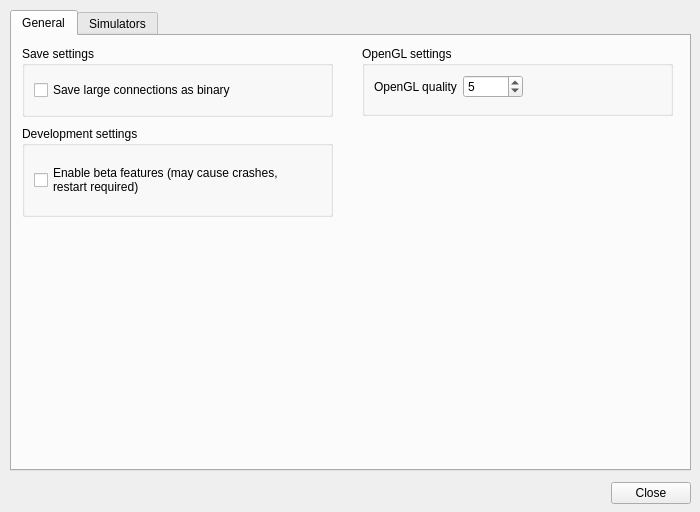
SpineML/SpineCreator, file editsimulators.ui: the form before one commit.
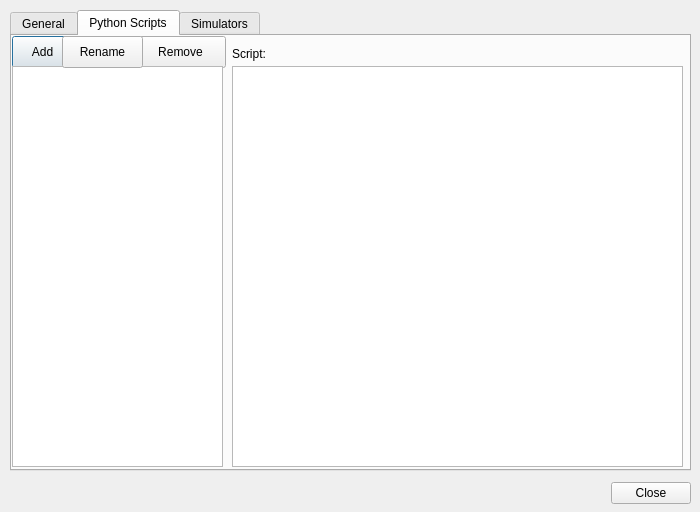
The form after the commit. The open tabs and pages were chosen to show the change. Icons and pictures are not drawn.

Patch:
```diff
--- a/editsimulators.ui
+++ b/editsimulators.ui
@@ -141,6 +141,83 @@
      </layout>
     </widget>
    </widget>
+   <widget class="QWidget" name="scripts">
+    <attribute name="title">
+     <string>Python Scripts</string>
+    </attribute>
+    <widget class="QPushButton" name="addScript">
+     <property name="geometry">
+      <rect>
+       <x>0</x>
+       <y>0</y>
+       <width>61</width>
+       <height>32</height>
+      </rect>
+     </property>
+     <property name="text">
+      <string>Add</string>
+     </property>
+    </widget>
+    <widget class="QPushButton" name="removeScript">
+     <property name="geometry">
+      <rect>
+       <x>123</x>
+       <y>0</y>
+       <width>91</width>
+       <height>32</height>
+      </rect>
+     </property>
+     <property name="text">
+      <string>Remove</string>
+     </property>
+    </widget>
+    <widget class="QPlainTextEdit" name="scriptTextBox">
+     <property name="geometry">
+      <rect>
+       <x>220</x>
+       <y>30</y>
+       <width>451</width>
+       <height>401</height>
+      </rect>
+     </property>
+    </widget>
+    <widget class="QListWidget" name="scriptList">
+     <property name="geometry">
+      <rect>
+       <x>0</x>
+       <y>30</y>
+       <width>211</width>
+       <height>401</height>
+      </rect>
+     </property>
+    </widget>
+    <widget class="QPushButton" name="renameScript">
+     <property name="geometry">
+      <rect>
+       <x>50</x>
+       <y>0</y>
+       <width>81</width>
+       <height>32</height>
+      </rect>
+     </property>
+     <property name="text">
+      <string>Rename</string>
+     </property>
+    </widget>
+    <widget class="QLabel" name="label_2">
+     <property name="geometry">
+      <rect>
+       <x>220</x>
+       <y>10</y>
+       <width>62</width>
+       <height>16</height>
+      </rect>
+     </property>
+     <property name="text">
+      <string>Script:</string>
+     </property>
+    </widget>
+   </widget>
    <widget class="QWidget" name="sims">
     <attribute name="title">
      <string>Simulators</string>
```
Left out of the diff: 2 changed lines with no effect on the pictures.
